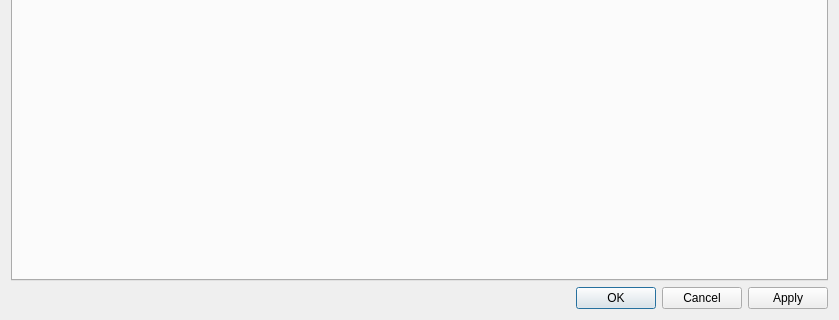
goldendict/goldendict, file editdictionaries.ui: the form before one commit; both pictures show x 0 to 839 and y 212 to 532 of the 839 by 532 pixel window.
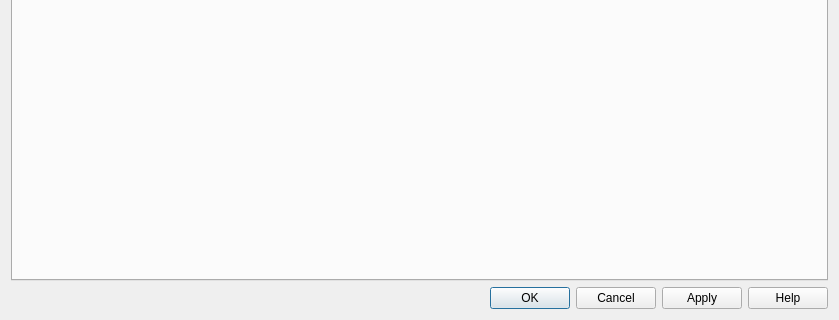
The form after the commit.

Commit message: Add help buttons to dialogs

```diff
--- a/editdictionaries.ui
+++ b/editdictionaries.ui
@@ -32,7 +32,7 @@
       <enum>Qt::Horizontal</enum>
      </property>
      <property name="standardButtons">
-      <set>QDialogButtonBox::Apply|QDialogButtonBox::Cancel|QDialogButtonBox::Ok</set>
+      <set>QDialogButtonBox::Apply|QDialogButtonBox::Cancel|QDialogButtonBox::Help|QDialogButtonBox::Ok</set>
      </property>
     </widget>
    </item>
```
The commit also changes 19 other files.
